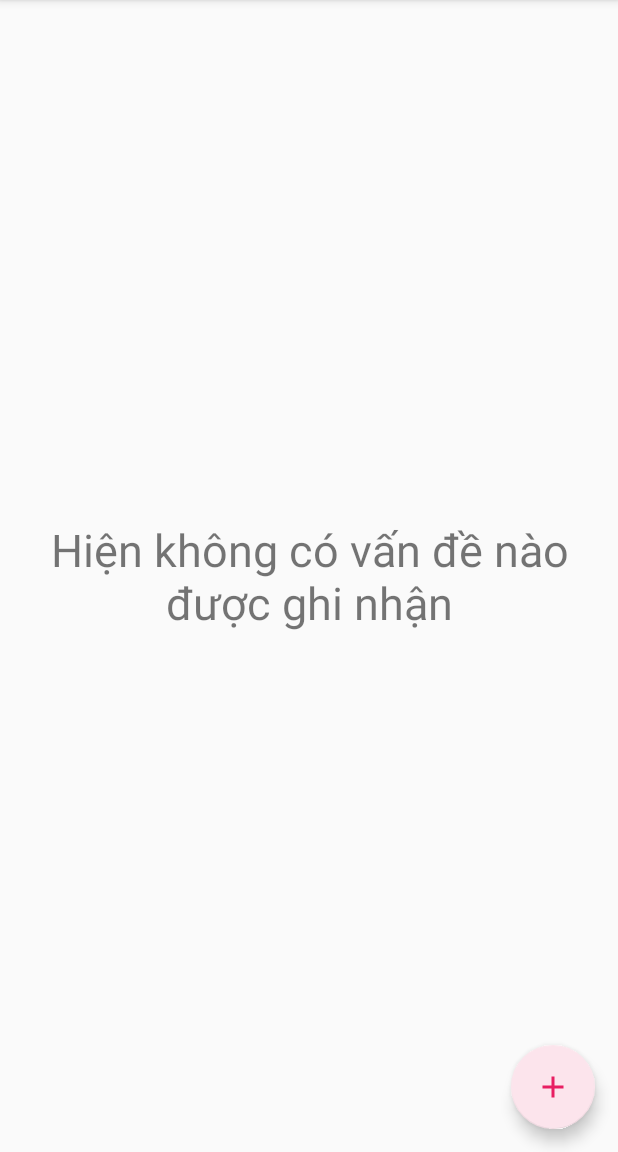
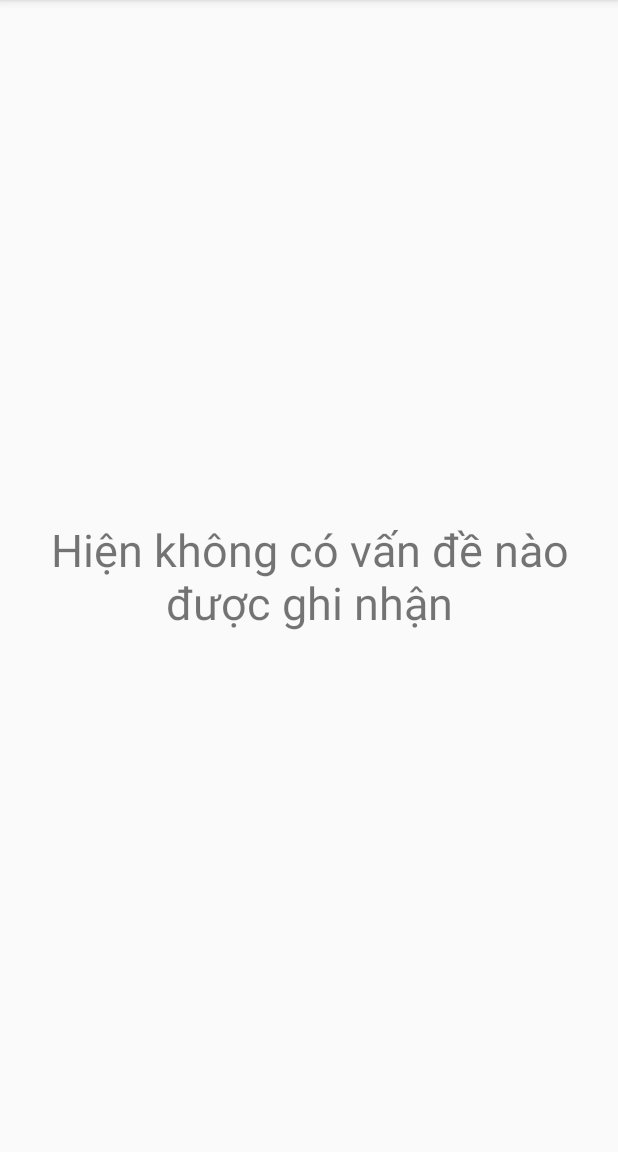
Before and after one commit to nvkuy/environmental_protection, an Android app: the MainActivity screen opened directly, with no data from a screen before it, on a phone screen of 412 x 824 dp, the part 84-1236 px from its top. Run offline under Robolectric (Android 15) with nearby library versions, the phone set to English and light mode, and no system bars; our stand-ins replace Firebase (no records; nobody signed in at launch, a user with empty details on screens opened directly); 1 statement that could not run was skipped.

Commit message:
complete main activity and almost done full info problem activity

```diff
--- a/app/src/main/java/com/nguyenvukhanhuygmail/environmental_protection/MainActivity.java
+++ b/app/src/main/java/com/nguyenvukhanhuygmail/environmental_protection/MainActivity.java
@@ -6,11 +6,9 @@ import android.support.annotation.NonNull;
 import android.support.annotation.Nullable;
 import android.support.design.widget.FloatingActionButton;
 import android.support.v7.app.AppCompatActivity;
-import android.support.v7.widget.LinearLayoutManager;
-import android.support.v7.widget.RecyclerView;
 import android.view.View;
-import android.view.animation.AnimationUtils;
-import android.view.animation.LayoutAnimationController;
+import android.widget.AdapterView;
+import android.widget.ListView;
 import android.widget.TextView;
 import android.widget.Toast;
 
@@ -23,10 +21,9 @@ import com.google.firebase.database.FirebaseDatabase;
 import com.google.firebase.database.ValueEventListener;
 import com.google.firebase.storage.FirebaseStorage;
 import com.google.firebase.storage.StorageReference;
-import com.nguyenvukhanhuygmail.environmental_protection.adapter.ProblemAdapter;
+import com.nguyenvukhanhuygmail.environmental_protection.adapter.CardProblemAdapter;
 import com.nguyenvukhanhuygmail.environmental_protection.model.Problem;
 import com.nguyenvukhanhuygmail.environmental_protection.model.User;
-import com.nguyenvukhanhuygmail.environmental_protection.util.RecyclerItemClickListener;
 
 import java.util.ArrayList;
 import java.util.List;
@@ -39,55 +36,51 @@ public class MainActivity extends AppCompatActivity {
     String uID;
     User user;
 
-    RecyclerView rv_problems;
+    ListView lv_problems;
     TextView tv_null_problem;
     FloatingActionButton add_problem;
 
     List<Problem> problemList = new ArrayList<>();
     List<String> uIDs = new ArrayList<>();
-    ProblemAdapter problemAdapter;
+    CardProblemAdapter cardProblemAdapter;
 
     @Override
     protected void onCreate(Bundle savedInstanceState) {
         super.onCreate(savedInstanceState);
         setContentView(R.layout.activity_main);
         start();
-        showTvOrRv();
+        showTvOrLv();
         showFullInfoProblem();
     }
 
     private void showFullInfoProblem() {
-        rv_problems.addOnItemTouchListener(new RecyclerItemClickListener(this, new RecyclerItemClickListener.OnItemClickListener() {
+        lv_problems.setOnItemClickListener(new AdapterView.OnItemClickListener() {
             @Override
-            public void onItemClick(View view, int position) {
+            public void onItemClick(AdapterView<?> adapterView, View view, int position, long l) {
                 Intent i = new Intent(getApplication(), FullInfoProblemActivity.class);
                 i.putExtra("uID", problemList.get(position).getuID());
                 i.putExtra("date", problemList.get(position).getDate());
                 i.putExtra("title", problemList.get(position).getTitle());
                 startActivity(i);
             }
-        }));
+        });
     }
 
-    private void showTvOrRv() {
+    private void showTvOrLv() {
         if (problemList.isEmpty()) {
             tv_null_problem.setVisibility(View.VISIBLE);
-            rv_problems.setVisibility(View.GONE);
+            lv_problems.setVisibility(View.GONE);
         } else {
             tv_null_problem.setVisibility(View.GONE);
-            rv_problems.setVisibility(View.VISIBLE);
+            lv_problems.setVisibility(View.VISIBLE);
         }
     }
 
     private void updateRV(String uID) {
-        showTvOrRv();
-        final LayoutAnimationController controller =
-                AnimationUtils.loadLayoutAnimation(this, R.anim.layout_slide_from_bottom);
-        rv_problems.setLayoutAnimation(controller);
-        problemAdapter = new ProblemAdapter(problemList, user.getAcc_type(), dbRef, sRef, uID);
-        rv_problems.setAdapter(problemAdapter);
-        rv_problems.scheduleLayoutAnimation();
-
+        showTvOrLv();
+//        cardProblemAdapter = new CardProblemAdapter(problemList, user.getAcc_type(), uID, dbRef, sRef, this);
+//        lv_problems.setAdapter(cardProblemAdapter);
+        cardProblemAdapter.notifyDataSetChanged();
     }
 
     private void setupLvProblem() {
@@ -346,8 +339,7 @@ public class MainActivity extends AppCompatActivity {
 
         getSupportActionBar().setDisplayHomeAsUpEnabled(true);
 
-        rv_problems = (RecyclerView) findViewById(R.id.rv_problems);
-        rv_problems.setLayoutManager(new LinearLayoutManager(this));
+        lv_problems = (ListView) findViewById(R.id.lv_problems);
         tv_null_problem = (TextView) findViewById(R.id.tv_null_problem);
         add_problem = (FloatingActionButton) findViewById(R.id.add_problem);
 
@@ -386,9 +378,12 @@ public class MainActivity extends AppCompatActivity {
                     if (!user.getAcc_type().equals("Người dân")) {
                         add_problem.setVisibility(View.GONE);
                     } else {
+                        add_problem.setVisibility(View.VISIBLE);
                         onAddProblemButtonClick();
                     }
-                    showTvOrRv();
+                    cardProblemAdapter = new CardProblemAdapter(problemList, user.getAcc_type(), uID, dbRef, sRef, getApplicationContext());
+                    lv_problems.setAdapter(cardProblemAdapter);
+                    showTvOrLv();
                     setupLvProblem();
                 } else {
                     toastMsg("Lỗi đăng nhập người dùng");
--- a/app/src/main/res/anim/layout_slide_from_bottom.xml
+++ b/app/src/main/res/anim/layout_slide_from_bottom.xml
@@ -2,6 +2,6 @@
 <layoutAnimation xmlns:android="http://schemas.android.com/apk/res/android"
     android:animationOrder="normal"
     android:delay="15%"
-    android:animation="@anim/rv_item_slide_from_bottom">
+    android:animation="@anim/lv_item_slide_from_bottom">
 
 </layoutAnimation>
--- a/app/src/main/res/layout/activity_main.xml
+++ b/app/src/main/res/layout/activity_main.xml
@@ -7,15 +7,16 @@
     android:layout_height="match_parent"
     tools:context="com.nguyenvukhanhuygmail.environmental_protection.MainActivity">
 
-    <android.support.v7.widget.RecyclerView
+    <ListView
+        android:divider="@android:color/transparent"
+        android:dividerHeight="10.0sp"
         android:visibility="visible"
-        android:scrollbars="vertical"
-        android:id="@+id/rv_problems"
+        android:id="@+id/lv_problems"
         android:layout_margin="15dp"
         android:layout_width="match_parent"
         android:layout_height="match_parent">
 
-    </android.support.v7.widget.RecyclerView>
+    </ListView>
 
     <TextView
         android:text="@string/null_problem"
@@ -30,6 +31,7 @@
     </TextView>
 
     <android.support.design.widget.FloatingActionButton
+        android:visibility="gone"
         android:src="@drawable/ic_add_primary_24dp"
         android:layout_margin="15dp"
         android:id="@+id/add_problem"
```
Also changed, not shown: app/src/main/java/com/nguyenvukhanhuygmail/environmental_protection/adapter/CardProblemAdapter.java (added, +125 -0 lines), app/src/main/java/com/nguyenvukhanhuygmail/environmental_protection/adapter/ProblemAdapter.java (deleted, +0 -108 lines), app/src/main/res/anim/lv_item_slide_from_bottom.xml (renamed from app/src/main/res/anim/rv_item_slide_from_bottom.xml).
